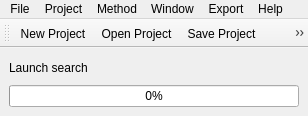
This is src/SchedulerGUI/Windows/MainWindow.ui in DanielZorin/movepoint as Qt 5 draws it before an edit. The edited form follows.
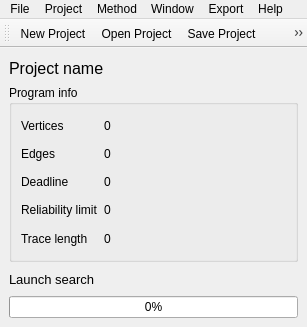
This is the edited form. Icons and pictures are not drawn.

Diff of the .ui file:
```diff
--- a/src/SchedulerGUI/Windows/MainWindow.ui
+++ b/src/SchedulerGUI/Windows/MainWindow.ui
@@ -6,8 +6,8 @@
    <rect>
     <x>0</x>
     <y>0</y>
-    <width>308</width>
-    <height>116</height>
+    <width>307</width>
+    <height>327</height>
    </rect>
   </property>
   <property name="sizePolicy">
@@ -39,12 +39,262 @@
    </property>
    <layout class="QVBoxLayout" name="verticalLayout_2">
     <item>
-     <widget class="QLabel" name="label">
-      <property name="text">
-       <string>Launch search</string>
+     <layout class="QHBoxLayout" name="horizontalLayout">
+      <item>
+       <widget class="QLabel" name="label_2">
+        <property name="font">
+         <font>
+          <pointsize>12</pointsize>
+         </font>
+        </property>
+        <property name="text">
+         <string>Project name</string>
+        </property>
+       </widget>
+      </item>
+      <item>
+       <widget class="QPushButton" name="editname">
+        <property name="text">
+         <string/>
+        </property>
+        <property name="icon">
+         <iconset>
+          <normalon>:/pics/pics/page_edit.png</normalon>
+         </iconset>
+        </property>
+        <property name="flat">
+         <bool>true</bool>
+        </property>
+       </widget>
+      </item>
+      <item>
+       <spacer name="horizontalSpacer">
+        <property name="orientation">
+         <enum>Qt::Horizontal</enum>
+        </property>
+        <property name="sizeHint" stdset="0">
+         <size>
+          <width>40</width>
+          <height>20</height>
+         </size>
+        </property>
+       </spacer>
+      </item>
+     </layout>
+    </item>
+    <item>
+     <widget class="QGroupBox" name="groupBox">
+      <property name="title">
+       <string>Program info</string>
       </property>
+      <layout class="QGridLayout" name="gridLayout">
+       <item row="0" column="0">
+        <widget class="QLabel" name="label_3">
+         <property name="text">
+          <string>Vertices</string>
+         </property>
+        </widget>
+       </item>
+       <item row="0" column="1">
+        <widget class="QLabel" name="label_4">
+         <property name="text">
+          <string>0</string>
+         </property>
+        </widget>
+       </item>
+       <item row="1" column="0">
+        <widget class="QLabel" name="label_5">
+         <property name="text">
+          <string>Edges</string>
+         </property>
+        </widget>
+       </item>
+       <item row="1" column="1">
+        <widget class="QLabel" name="label_6">
+         <property name="text">
+          <string>0</string>
+         </property>
+        </widget>
+       </item>
+       <item row="2" column="0">
+        <widget class="QLabel" name="label_7">
+         <property name="text">
+          <string>Deadline</string>
+         </property>
+        </widget>
+       </item>
+       <item row="2" column="1">
+        <widget class="QLabel" name="label_8">
+         <property name="minimumSize">
+          <size>
+           <width>20</width>
+           <height>0</height>
+          </size>
+         </property>
+         <property name="text">
+          <string>0</string>
+         </property>
+         <property name="alignment">
+          <set>Qt::AlignLeading|Qt::AlignLeft|Qt::AlignVCenter</set>
+         </property>
+        </widget>
+       </item>
+       <item row="3" column="0">
+        <widget class="QLabel" name="label_9">
+         <property name="text">
+          <string>Reliability limit</string>
+         </property>
+        </widget>
+       </item>
+       <item row="3" column="1">
+        <widget class="QLabel" name="label_10">
+         <property name="text">
+          <string>0</string>
+         </property>
+        </widget>
+       </item>
+       <item row="4" column="0">
+        <widget class="QLabel" name="label_11">
+         <property name="text">
+          <string>Trace length</string>
+         </property>
+        </widget>
+       </item>
+       <item row="4" column="1">
+        <widget class="QLabel" name="label_12">
+         <property name="text">
+          <string>0</string>
+         </property>
+        </widget>
+       </item>
+       <item row="0" column="2" rowspan="2">
+        <widget class="QPushButton" name="editprogram">
+         <property name="text">
+          <string/>
+         </property>
+         <property name="icon">
+          <iconset>
+           <normalon>:/pics/pics/computer.png</normalon>
+          </iconset>
+         </property>
+         <property name="iconSize">
+          <size>
+           <width>32</width>
+           <height>32</height>
+          </size>
+         </property>
+         <property name="flat">
+          <bool>true</bool>
+         </property>
+        </widget>
+       </item>
+       <item row="2" column="2">
+        <widget class="QPushButton" name="edittime">
+         <property name="maximumSize">
+          <size>
+           <width>16</width>
+           <height>16777215</height>
+          </size>
+         </property>
+         <property name="text">
+          <string/>
+         </property>
+         <property name="icon">
+          <iconset>
+           <normalon>:/pics/pics/page_edit.png</normalon>
+          </iconset>
+         </property>
+         <property name="flat">
+          <bool>true</bool>
+         </property>
+        </widget>
+       </item>
+       <item row="3" column="2">
+        <widget class="QPushButton" name="editrel">
+         <property name="maximumSize">
+          <size>
+           <width>16</width>
+           <height>16777215</height>
+          </size>
+         </property>
+         <property name="text">
+          <string/>
+         </property>
+         <property name="icon">
+          <iconset resource="resources.qrc">
+           <normaloff>:/pics/pics/page_edit.png</normaloff>:/pics/pics/page_edit.png</iconset>
+         </property>
+         <property name="flat">
+          <bool>true</bool>
+         </property>
+        </widget>
+       </item>
+       <item row="0" column="3">
+        <spacer name="horizontalSpacer_2">
+         <property name="orientation">
+          <enum>Qt::Horizontal</enum>
+         </property>
+         <property name="sizeHint" stdset="0">
+          <size>
+           <width>40</width>
+           <height>20</height>
+          </size>
+         </property>
+        </spacer>
+       </item>
+      </layout>
      </widget>
     </item>
+    <item>
+     <layout class="QHBoxLayout" name="horizontalLayout_2">
+      <item>
+       <widget class="QLabel" name="label">
+        <property name="font">
+         <font>
+          <pointsize>10</pointsize>
+         </font>
+        </property>
+        <property name="text">
+         <string>Launch search</string>
+        </property>
+       </widget>
+      </item>
+      <item>
+       <widget class="QPushButton" name="runbutton">
+        <property name="text">
+         <string/>
+        </property>
+        <property name="icon">
+         <iconset>
+          <normalon>:/pics/pics/play.png</normalon>
+         </iconset>
+        </property>
+        <property name="iconSize">
+         <size>
+          <width>24</width>
+          <height>24</height>
+         </size>
+        </property>
+        <property name="flat">
+         <bool>true</bool>
+        </property>
+       </widget>
+      </item>
+      <item>
+       <spacer name="horizontalSpacer_3">
+        <property name="orientation">
+         <enum>Qt::Horizontal</enum>
+        </property>
+        <property name="sizeHint" stdset="0">
+         <size>
+          <width>40</width>
+          <height>20</height>
+         </size>
+        </property>
+       </spacer>
+      </item>
+     </layout>
+    </item>
     <item>
      <widget class="QProgressBar" name="progress">
       <property name="value">
@@ -59,7 +309,7 @@
     <rect>
      <x>0</x>
      <y>0</y>
-     <width>308</width>
+     <width>307</width>
      <height>21</height>
     </rect>
    </property>
@@ -138,6 +388,7 @@
    <addaction name="actionOpen_Project"/>
    <addaction name="actionSave_Project"/>
    <addaction name="actionLaunch_Viewer"/>
+   <addaction name="actionStart"/>
   </widget>
   <action name="actionExit">
    <property name="text">
@@ -201,7 +452,12 @@
   </action>
   <action name="actionStart">
    <property name="enabled">
-    <bool>false</bool>
+    <bool>true</bool>
+   </property>
+   <property name="icon">
+    <iconset>
+     <normalon>:/pics/pics/play.png</normalon>
+    </iconset>
    </property>
    <property name="text">
     <string>Run</string>
```
Left out of the diff: 18 changed lines with no effect on the pictures.
